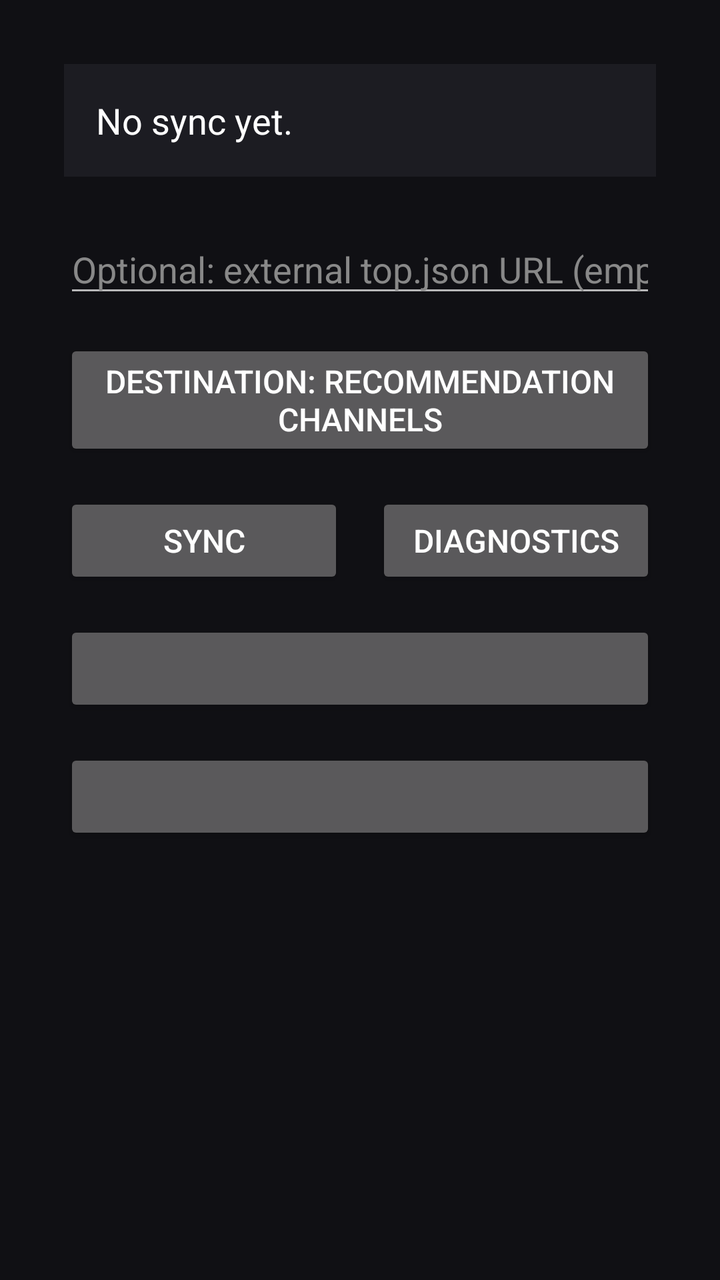
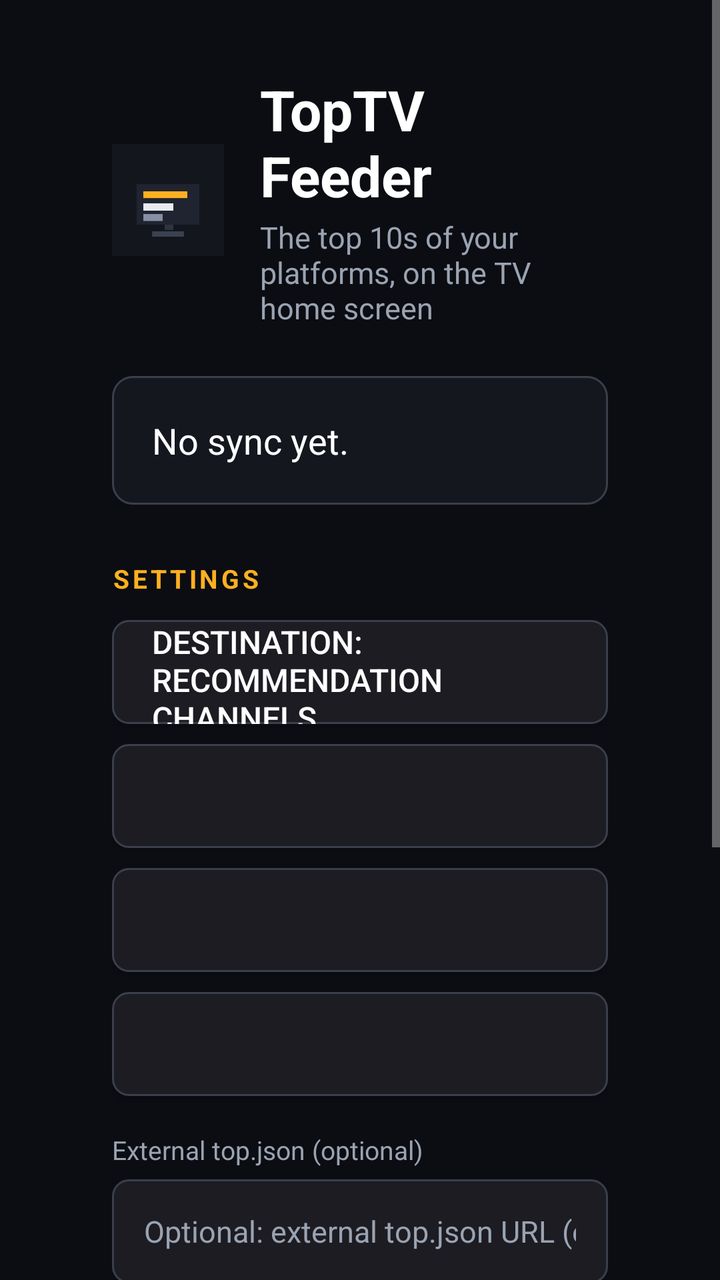

The first picture is an Android layout as it rendered before a commit; the second is the same layout after the commit. The layout source and the unified diff follow.
<!-- AndroidManifest.xml: application theme android:Theme.Material.NoActionBar -->
<!-- res/layout/main.xml -->
<?xml version="1.0" encoding="utf-8"?>
<ScrollView xmlns:android="http://schemas.android.com/apk/res/android"
    android:layout_width="match_parent"
    android:layout_height="match_parent"
    android:background="#101014"
    android:fillViewport="true"
    android:focusable="false">

    <LinearLayout
        android:layout_width="match_parent"
        android:layout_height="wrap_content"
        android:orientation="vertical"
        android:padding="32dp">

        <TextView
            android:id="@+id/status"
            android:layout_width="match_parent"
            android:layout_height="wrap_content"
            android:background="#1C1C22"
            android:padding="16dp"
            android:text="@string/status_idle"
            android:textColor="#FFFFFF"
            android:textSize="18sp" />

        <EditText
            android:id="@+id/url"
            android:layout_width="match_parent"
            android:layout_height="wrap_content"
            android:layout_marginTop="24dp"
            android:hint="@string/url_hint"
            android:importantForAutofill="no"
            android:inputType="textUri"
            android:singleLine="true"
            android:textColor="#FFFFFF"
            android:textColorHint="#888888" />

        <Button
            android:id="@+id/target"
            android:layout_width="match_parent"
            android:layout_height="wrap_content"
            android:layout_marginTop="16dp"
            android:text="@string/target_preview"
            android:textSize="16sp" />

        <LinearLayout
            android:layout_width="match_parent"
            android:layout_height="wrap_content"
            android:layout_marginTop="16dp"
            android:orientation="horizontal">

            <Button
                android:id="@+id/sync"
                android:layout_width="0dp"
                android:layout_height="wrap_content"
                android:layout_weight="1"
                android:text="@string/sync"
                android:textSize="16sp" />

            <Button
                android:id="@+id/diagnose"
                android:layout_width="0dp"
                android:layout_height="wrap_content"
                android:layout_marginStart="16dp"
                android:layout_weight="1"
                android:text="@string/diagnose"
                android:textSize="16sp" />
        </LinearLayout>

        <Button
            android:id="@+id/language"
            android:layout_width="match_parent"
            android:layout_height="wrap_content"
            android:layout_marginTop="16dp"
            android:textSize="16sp" />

        <Button
            android:id="@+id/country"
            android:layout_width="match_parent"
            android:layout_height="wrap_content"
            android:layout_marginTop="16dp"
            android:textSize="16sp" />

        <TextView
            android:id="@+id/report"
            android:layout_width="match_parent"
            android:layout_height="wrap_content"
            android:layout_marginTop="24dp"
            android:textColor="#CCCCCC"
            android:textIsSelectable="false"
            android:textSize="14sp" />
    </LinearLayout>
</ScrollView>
<!-- resources referenced by this layout -->
<resources>
  <string name="diagnose">Diagnostics</string>
  <string name="status_idle">No sync yet.</string>
  <string name="sync">Sync</string>
  <string name="target_preview">Destination: recommendation channels</string>
  <string name="url_hint">Optional: external top.json URL (empty = built-in sources)</string>
</resources>

<!-- the commit's change to res/layout/main.xml (unified diff, before → after) -->
@@ -2,91 +2,202 @@
 <ScrollView xmlns:android="http://schemas.android.com/apk/res/android"
     android:layout_width="match_parent"
     android:layout_height="match_parent"
-    android:background="#101014"
-    android:fillViewport="true"
-    android:focusable="false">
+    android:background="@color/screen_bg"
+    android:fillViewport="true">
 
     <LinearLayout
         android:layout_width="match_parent"
         android:layout_height="wrap_content"
         android:orientation="vertical"
-        android:padding="32dp">
+        android:paddingStart="56dp"
+        android:paddingTop="36dp"
+        android:paddingEnd="56dp"
+        android:paddingBottom="40dp">
+
+        <LinearLayout
+            android:layout_width="match_parent"
+            android:layout_height="wrap_content"
+            android:gravity="center_vertical"
+            android:orientation="horizontal">
+
+            <ImageView
+                android:layout_width="56dp"
+                android:layout_height="56dp"
+                android:contentDescription="@string/brand_logo"
+                android:src="@drawable/brand_mark" />
+
+            <LinearLayout
+                android:layout_width="0dp"
+                android:layout_height="wrap_content"
+                android:layout_marginStart="18dp"
+                android:layout_weight="1"
+                android:orientation="vertical">
+
+                <TextView
+                    android:layout_width="wrap_content"
+                    android:layout_height="wrap_content"
+                    android:text="@string/app_name"
+                    android:textColor="@color/text_primary"
+                    android:textSize="28sp"
+                    android:textStyle="bold" />
+
+                <TextView
+                    android:layout_width="match_parent"
+                    android:layout_height="wrap_content"
+                    android:layout_marginTop="2dp"
+                    android:text="@string/app_subtitle"
+                    android:textColor="@color/text_muted"
+                    android:textSize="15sp" />
+            </LinearLayout>
+        </LinearLayout>
 
         <TextView
             android:id="@+id/status"
             android:layout_width="match_parent"
             android:layout_height="wrap_content"
-            android:background="#1C1C22"
-            android:padding="16dp"
+            android:layout_marginTop="24dp"
+            android:background="@drawable/card_bg"
+            android:lineSpacingMultiplier="1.2"
+            android:padding="20dp"
             android:text="@string/status_idle"
-            android:textColor="#FFFFFF"
+            android:textColor="@color/text_primary"
             android:textSize="18sp" />
+
+        <TextView
+            android:layout_width="wrap_content"
+            android:layout_height="wrap_content"
+            android:layout_marginTop="28dp"
+            android:letterSpacing="0.12"
+            android:text="@string/section_settings"
+            android:textColor="@color/accent"
+            android:textSize="13sp"
+            android:textStyle="bold" />
+
+        <Button
+            android:id="@+id/target"
+            android:layout_width="match_parent"
+            android:layout_height="52dp"
+            android:layout_marginTop="12dp"
+            android:background="@drawable/control_bg"
+            android:gravity="start|center_vertical"
+            android:paddingStart="20dp"
+            android:paddingEnd="20dp"
+            android:text="@string/target_preview"
+            android:textColor="@color/control_text"
+            android:textSize="16sp" />
+
+        <Button
+            android:id="@+id/language"
+            android:layout_width="match_parent"
+            android:layout_height="52dp"
+            android:layout_marginTop="10dp"
+            android:background="@drawable/control_bg"
+            android:gravity="start|center_vertical"
+            android:paddingStart="20dp"
+            android:paddingEnd="20dp"
+            android:textColor="@color/control_text"
+            android:textSize="16sp" />
+
+        <Button
+            android:id="@+id/country"
+            android:layout_width="match_parent"
+            android:layout_height="52dp"
+            android:layout_marginTop="10dp"
+            android:background="@drawable/control_bg"
+            android:gravity="start|center_vertical"
+            android:paddingStart="20dp"
+            android:paddingEnd="20dp"
+            android:textColor="@color/control_text"
+            android:textSize="16sp" />
+
+        <Button
+            android:id="@+id/platforms"
+            android:layout_width="match_parent"
+            android:layout_height="52dp"
+            android:layout_marginTop="10dp"
+            android:background="@drawable/control_bg"
+            android:gravity="start|center_vertical"
+            android:paddingStart="20dp"
+            android:paddingEnd="20dp"
+            android:textColor="@color/control_text"
+            android:textSize="16sp" />
+
+        <TextView
+            android:layout_width="wrap_content"
+            android:layout_height="wrap_content"
+            android:layout_marginTop="18dp"
+            android:text="@string/url_label"
+            android:textColor="@color/text_muted"
+            android:textSize="13sp" />
 
         <EditText
             android:id="@+id/url"
             android:layout_width="match_parent"
-            android:layout_height="wrap_content"
-            android:layout_marginTop="24dp"
+            android:layout_height="52dp"
+            android:layout_marginTop="6dp"
+            android:background="@drawable/control_bg"
             android:hint="@string/url_hint"
             android:importantForAutofill="no"
             android:inputType="textUri"
+            android:paddingStart="16dp"
+            android:paddingEnd="16dp"
             android:singleLine="true"
-            android:textColor="#FFFFFF"
-            android:textColorHint="#888888" />
-
-        <Button
-            android:id="@+id/target"
-            android:layout_width="match_parent"
-            android:layout_height="wrap_content"
-            android:layout_marginTop="16dp"
-            android:text="@string/target_preview"
-            android:textSize="16sp" />
-
-        <LinearLayout
-            android:layout_width="match_parent"
-            android:layout_height="wrap_content"
-            android:layout_marginTop="16dp"
-            android:orientation="horizontal">
-
-            <Button
-                android:id="@+id/sync"
-                android:layout_width="0dp"
-                android:layout_height="wrap_content"
-                android:layout_weight="1"
-                android:text="@string/sync"
-                android:textSize="16sp" />
-
-            <Button
-                android:id="@+id/diagnose"
-                android:layout_width="0dp"
-                android:layout_height="wrap_content"
-                android:layout_marginStart="16dp"
-                android:layout_weight="1"
-                android:text="@string/diagnose"
-                android:textSize="16sp" />
-        </LinearLayout>
-
-        <Button
-            android:id="@+id/language"
-            android:layout_width="match_parent"
-            android:layout_height="wrap_content"
-            android:layout_marginTop="16dp"
-            android:textSize="16sp" />
-
-        <Button
-            android:id="@+id/country"
-            android:layout_width="match_parent"
-            android:layout_height="wrap_content"
-            android:layout_marginTop="16dp"
-            android:textSize="16sp" />
+            android:textColor="@color/control_text"
+            android:textColorHint="@color/text_muted"
+            android:textSize="15sp" />
+
+        <TextView
+            android:layout_width="wrap_content"
+            android:layout_height="wrap_content"
+            android:layout_marginTop="28dp"
+            android:letterSpacing="0.12"
+            android:text="@string/section_actions"
+            android:textColor="@color/accent"
+            android:textSize="13sp"
+            android:textStyle="bold" />
+
+        <Button
+            android:id="@+id/sync"
+            android:layout_width="match_parent"
+            android:layout_height="58dp"
+            android:layout_marginTop="12dp"
+            android:background="@drawable/control_primary_bg"
+            android:text="@string/sync"
+            android:textColor="@color/primary_text"
+            android:textSize="17sp"
+            android:textStyle="bold" />
+
+        <Button
+            android:id="@+id/diagnose"
+            android:layout_width="match_parent"
+            android:layout_height="52dp"
+            android:layout_marginTop="10dp"
+            android:background="@drawable/control_bg"
+            android:text="@string/diagnose"
+            android:textColor="@color/control_text"
+            android:textSize="16sp" />
+
+        <TextView
+            android:layout_width="wrap_content"
+            android:layout_height="wrap_content"
+            android:layout_marginTop="28dp"
+            android:letterSpacing="0.12"
+            android:text="@string/section_report"
+            android:textColor="@color/accent"
+            android:textSize="13sp"
+            android:textStyle="bold" />
 
         <TextView
             android:id="@+id/report"
             android:layout_width="match_parent"
             android:layout_height="wrap_content"
-            android:layout_marginTop="24dp"
-            android:textColor="#CCCCCC"
+            android:layout_marginTop="12dp"
+            android:background="@drawable/card_bg"
+            android:fontFamily="monospace"
+            android:lineSpacingMultiplier="1.15"
+            android:padding="16dp"
+            android:textColor="@color/text_report"
             android:textIsSelectable="false"
-            android:textSize="14sp" />
+            android:textSize="13sp" />
     </LinearLayout>
 </ScrollView>
<!-- resource entries referenced after the edit -->
@@ -1,9 +1,72 @@
 <!-- resources referenced by this layout -->
 <resources>
+  <color name="accent">#FFB020</color>
+  <color name="screen_bg">#0B0D12</color>
+  <color name="text_muted">#9AA3B2</color>
+  <color name="text_primary">#FFFFFF</color>
+  <color name="text_report">#C7CDD8</color>
+  <!-- drawable brand_mark: png bitmap (drawable-nodpi, 2078 bytes) -->
+  <!-- drawable card_bg (drawable) -->
+  <?xml version="1.0" encoding="utf-8"?>
+  <shape xmlns:android="http://schemas.android.com/apk/res/android" android:shape="rectangle">
+      <solid android:color="@color/card_bg" />
+      <stroke android:width="1dp" android:color="@color/control_stroke" />
+      <corners android:radius="10dp" />
+  </shape>
+  <!-- drawable control_bg (drawable) -->
+  <?xml version="1.0" encoding="utf-8"?>
+  <selector xmlns:android="http://schemas.android.com/apk/res/android">
+      <item android:state_focused="true">
+          <shape android:shape="rectangle">
+              <solid android:color="@color/accent" />
+              <corners android:radius="8dp" />
+          </shape>
+      </item>
+      <item android:state_pressed="true">
+          <shape android:shape="rectangle">
+              <solid android:color="@color/accent" />
+              <corners android:radius="8dp" />
+          </shape>
+      </item>
+      <item>
+          <shape android:shape="rectangle">
+              <solid android:color="@color/control_bg" />
+              <stroke android:width="1dp" android:color="@color/control_stroke" />
+              <corners android:radius="8dp" />
+          </shape>
+      </item>
+  </selector>
+  <!-- drawable control_primary_bg (drawable) -->
+  <?xml version="1.0" encoding="utf-8"?>
+  <selector xmlns:android="http://schemas.android.com/apk/res/android">
+      <item android:state_focused="true">
+          <shape android:shape="rectangle">
+              <solid android:color="#FFFFFF" />
+              <stroke android:width="2dp" android:color="@color/accent" />
+              <corners android:radius="8dp" />
+          </shape>
+      </item>
+      <item>
+          <shape android:shape="rectangle">
+              <solid android:color="@color/accent" />
+              <corners android:radius="8dp" />
+          </shape>
+      </item>
+  </selector>
+  <string name="app_name">TopTV Feeder</string>
+  <string name="app_subtitle">The top 10s of your platforms, on the TV home screen</string>
+  <string name="brand_logo">TopTV Feeder</string>
   <string name="diagnose">Diagnostics</string>
+  <string name="section_actions">ACTIONS</string>
+  <string name="section_report">REPORT</string>
+  <string name="section_settings">SETTINGS</string>
   <string name="status_idle">No sync yet.</string>
   <string name="sync">Sync</string>
   <string name="target_preview">Destination: recommendation channels</string>
   <string name="url_hint">Optional: external top.json URL (empty = built-in sources)</string>
+  <string name="url_label">External top.json (optional)</string>
+  <color name="card_bg">#15171F</color>
+  <color name="control_stroke">#3A3F4B</color>
+  <color name="control_bg">#1C1C22</color>
 </resources>
 
